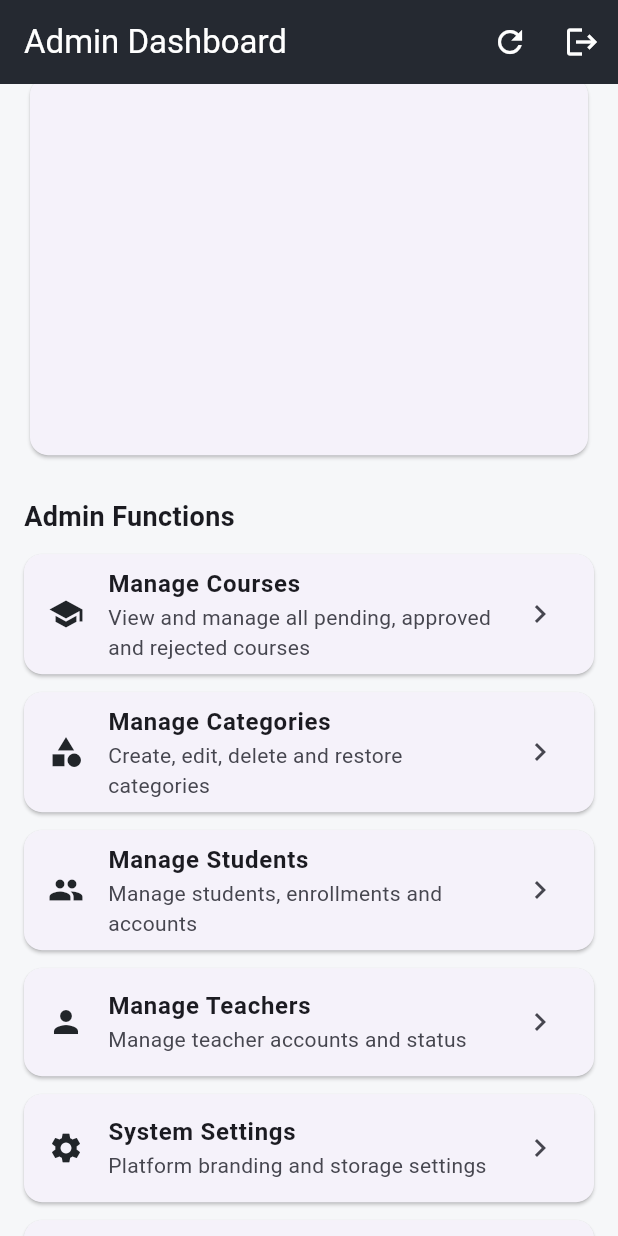
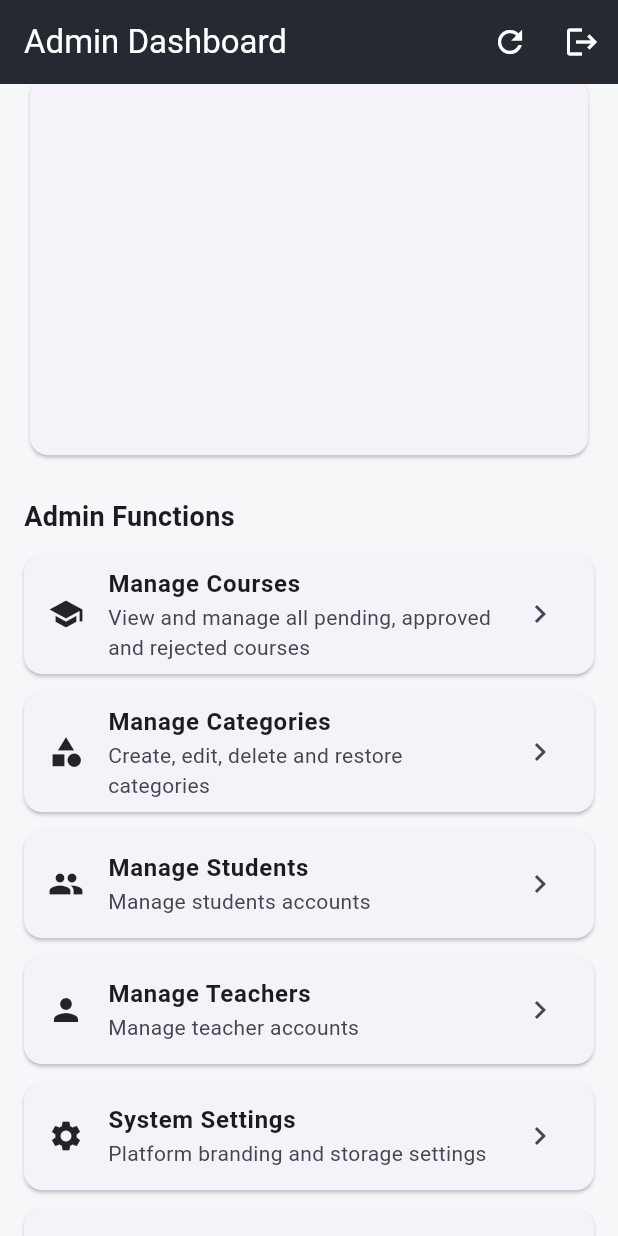
Before and after one commit to Mochaliew/Mobile-Assignment, a Flutter app: the AdminDashboard screen opened directly, scrolled down 576 dp, on a phone screen of 412 x 824 dp. Run offline on Flutter 3.47's test engine with Material 3 defaults, Android fonts, the phone set to English and light mode, and no system bars; drawn by our look-alikes of fl_chart; our stand-ins replace file_picker, share_plus, supabase_flutter; accounts and stored records are empty.

Commit message:
small changes

```diff
--- a/lib/admin_screens/admin_dashboard.dart
+++ b/lib/admin_screens/admin_dashboard.dart
@@ -334,7 +334,7 @@ class _AdminDashboardState extends State<AdminDashboard> {
               _MenuCard(
                 icon: Icons.people,
                 title: 'Manage Students',
-                subtitle: 'Manage students, enrollments and accounts',
+                subtitle: 'Manage students accounts',
                 onTap: () {
                   Navigator.push(
                     context,
@@ -346,7 +346,7 @@ class _AdminDashboardState extends State<AdminDashboard> {
               _MenuCard(
                 icon: Icons.person,
                 title: 'Manage Teachers',
-                subtitle: 'Manage teacher accounts and status',
+                subtitle: 'Manage teacher accounts',
                 onTap: () {
                   Navigator.push(
                     context,
```
Also changed, not shown: lib/admin_screens/manage_students.dart (+2 -5 lines).
